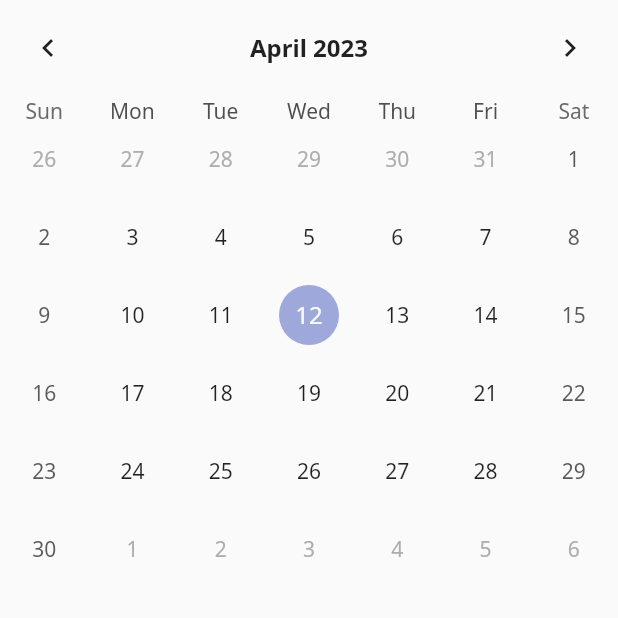
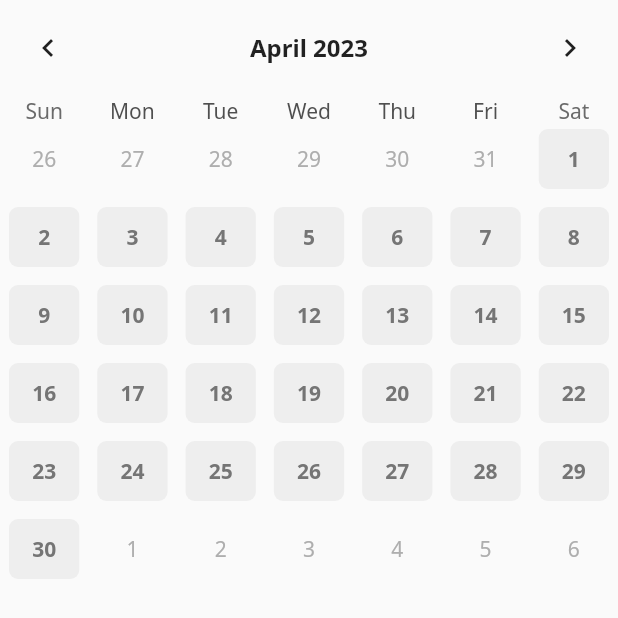
Before and after one commit to so0ng0970/schedule, a Flutter app: the screen it shows after launch, on a phone screen of 412 x 824 dp, the top half of it. Run offline on Flutter 3.47's test engine with Material 2 defaults, Android fonts, the phone set to English and light mode, and no system bars; drawn by our look-alikes of table_calendar.

Commit message:
calendar ui

```diff
--- a/lib/component/calendar.dart
+++ b/lib/component/calendar.dart
@@ -1,4 +1,5 @@
 import 'package:flutter/material.dart';
+import 'package:schedule/const/colors.dart';
 import 'package:table_calendar/table_calendar.dart';
 
 class Calendar extends StatefulWidget {
@@ -13,6 +14,15 @@ class _CalendarState extends State<Calendar> {
 
   @override
   Widget build(BuildContext context) {
+    final defaultBoxDeco = BoxDecoration(
+      color: Colors.grey[200],
+      borderRadius: BorderRadius.circular(6.0),
+    );
+    final defaultTextStyle = TextStyle(
+      color: Colors.grey[600],
+      fontWeight: FontWeight.w700,
+    );
+
     return TableCalendar(
       focusedDay: DateTime.now(),
       firstDay: DateTime(1800),
@@ -23,6 +33,24 @@ class _CalendarState extends State<Calendar> {
         titleTextStyle: TextStyle(
           fontWeight: FontWeight.w700,
           fontSize: 16.0,
+        ),
+      ),
+      calendarStyle: CalendarStyle(
+        isTodayHighlighted: false,
+        defaultDecoration: defaultBoxDeco,
+        weekendDecoration: defaultBoxDeco,
+        selectedDecoration: BoxDecoration(
+          color: Colors.white,
+          borderRadius: BorderRadius.circular(6),
+          border: Border.all(
+            color: PRIMARY_COLOR,
+            width: 1.0,
+          ),
+        ),
+        defaultTextStyle: defaultTextStyle,
+        weekendTextStyle: defaultTextStyle,
+        selectedTextStyle: defaultTextStyle.copyWith(
+          color: PRIMARY_COLOR,
         ),
       ),
       onDaySelected: (selectedDay, focusedDay) {
--- /dev/null
+++ b/lib/const/colors.dart
@@ -0,0 +1,3 @@
+import 'package:flutter/material.dart';
+
+const PRIMARY_COLOR = Color(0xFF0D8282);
```
